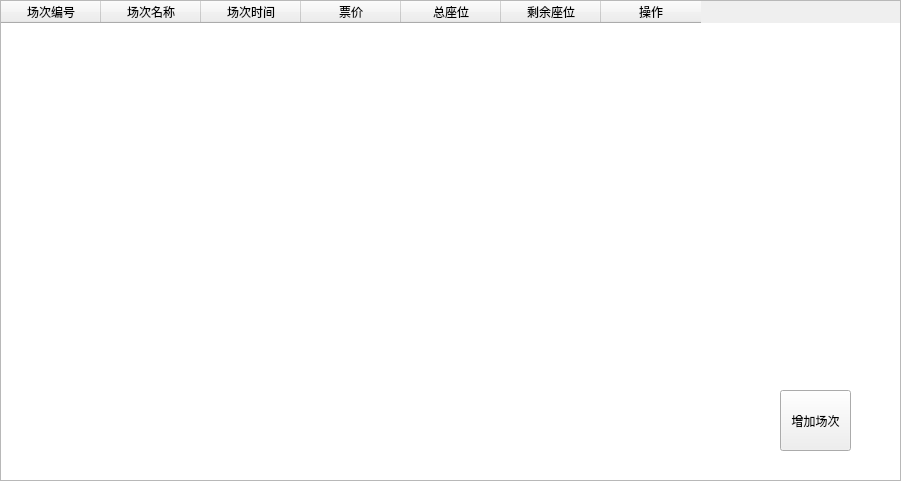
Above: pages/operator/ModifyList.ui from Dreace/TheTicket before the change. Below: the same form after it.
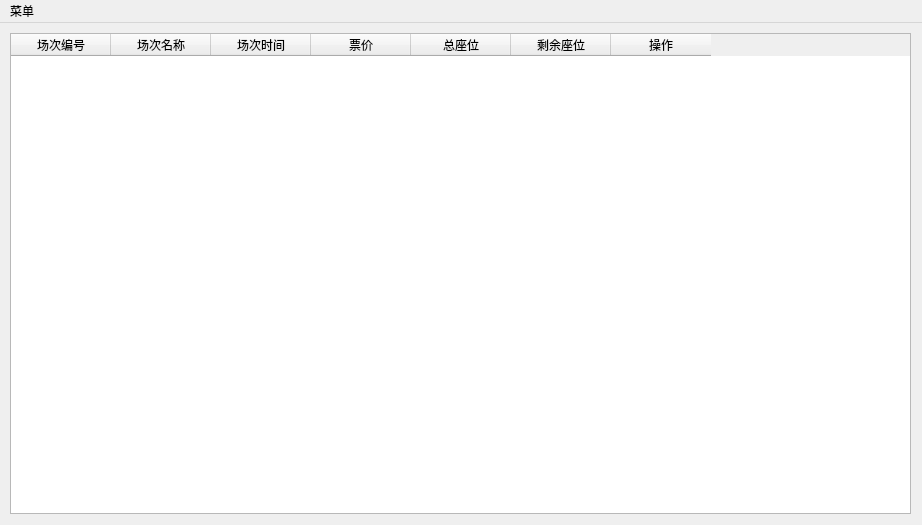
That is the form after the change.

```diff
--- a/pages/operator/ModifyList.ui
+++ b/pages/operator/ModifyList.ui
@@ -1,23 +1,24 @@
 <?xml version="1.0" encoding="UTF-8"?>
 <ui version="4.0">
  <class>ModifyList</class>
- <widget class="QWidget" name="ModifyList">
+ <widget class="QMainWindow" name="ModifyList">
   <property name="geometry">
    <rect>
     <x>0</x>
     <y>0</y>
-    <width>901</width>
-    <height>481</height>
+    <width>922</width>
+    <height>525</height>
    </rect>
   </property>
   <property name="windowTitle">
    <string>ModifyList</string>
   </property>
+  <widget class="QWidget" name="centralwidget">
   <widget class="QTableWidget" name="tableWidget">
    <property name="geometry">
     <rect>
-     <x>0</x>
-     <y>0</y>
+      <x>10</x>
+      <y>10</y>
      <width>901</width>
      <height>481</height>
     </rect>
@@ -61,19 +62,35 @@
     </property>
    </column>
   </widget>
-  <widget class="QPushButton" name="pushButton">
+  </widget>
+  <widget class="QMenuBar" name="menuBar">
    <property name="geometry">
     <rect>
-     <x>780</x>
-     <y>390</y>
-     <width>71</width>
-     <height>61</height>
+     <x>0</x>
+     <y>0</y>
+     <width>922</width>
+     <height>26</height>
     </rect>
    </property>
-   <property name="text">
-    <string>增加场次</string>
-   </property>
-  </widget>
+   <widget class="QMenu" name="menu">
+    <property name="title">
+     <string>菜单</string>
+    </property>
+    <addaction name="action"/>
+    <addaction name="action_2"/>
+   </widget>
+   <addaction name="menu"/>
+  </widget>
+  <action name="action">
+   <property name="text">
+    <string>添加场次</string>
+   </property>
+  </action>
+  <action name="action_2">
+   <property name="text">
+    <string>注销</string>
+   </property>
+  </action>
  </widget>
  <layoutdefault spacing="6" margin="11"/>
  <resources/>
```
Lines whose indentation alone changed are shown as unchanged.
